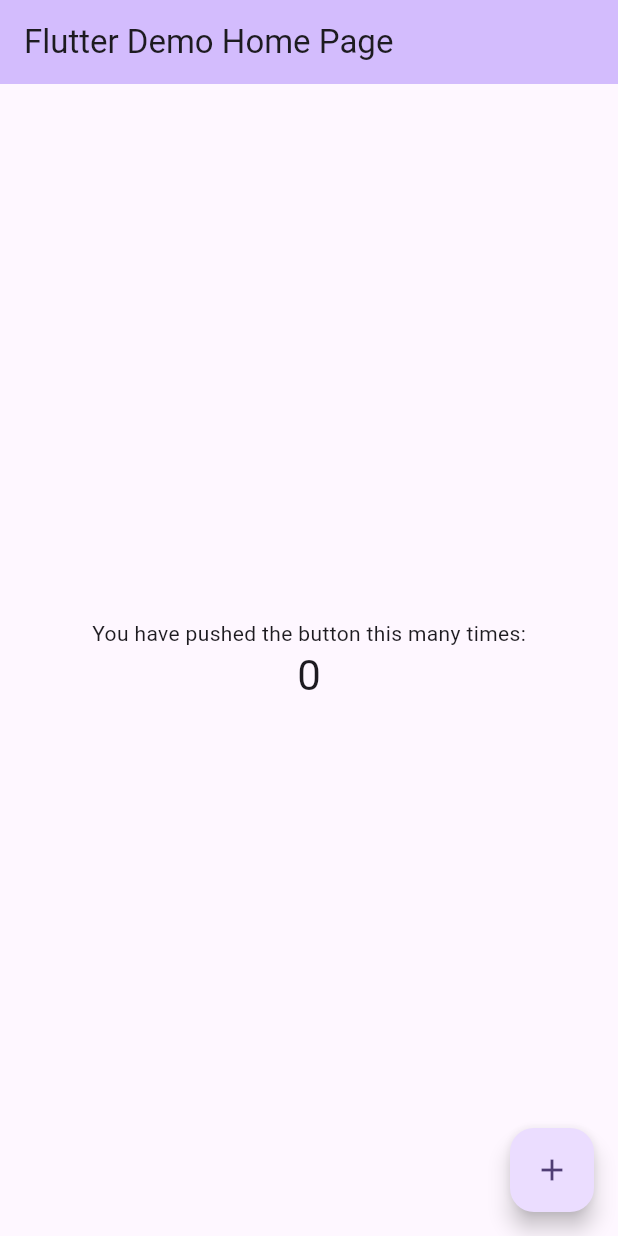
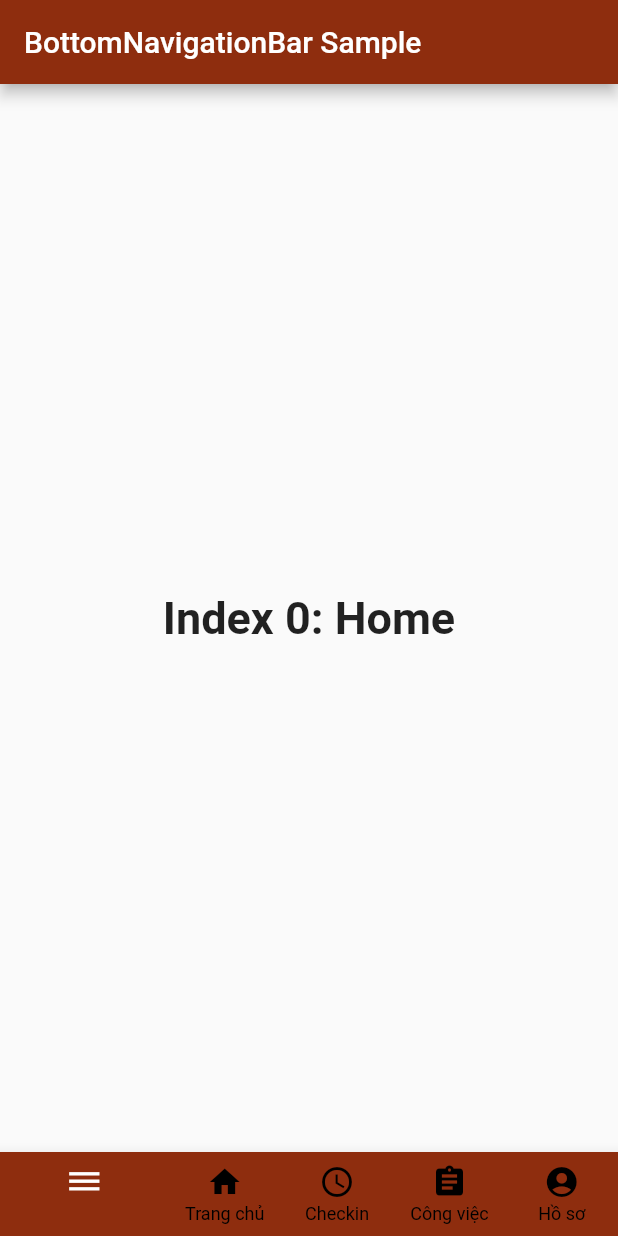
Before and after one commit to namtpregit/hrm_app, a Flutter app: the screen it shows after launch, on a phone screen of 412 x 824 dp. Run offline on Flutter 3.47's test engine with Material 2 defaults, Android fonts, the phone set to English and light mode, and no system bars.

Commit message:
navigation bottom

```diff
--- a/lib/main.dart
+++ b/lib/main.dart
@@ -1,125 +1,15 @@
 import 'package:flutter/material.dart';
+import 'package:hrm_app/widgets/navigation_bottom.dart';
 
-void main() {
-  runApp(const MyApp());
-}
+void main() => runApp(const BottomNavigationBarExampleApp());
 
-class MyApp extends StatelessWidget {
-  const MyApp({super.key});
+class BottomNavigationBarExampleApp extends StatelessWidget {
+  const BottomNavigationBarExampleApp({super.key});
 
-  // This widget is the root of your application.
   @override
   Widget build(BuildContext context) {
-    return MaterialApp(
-      title: 'Flutter Demo',
-      theme: ThemeData(
-        // This is the theme of your application.
-        //
-        // TRY THIS: Try running your application with "flutter run". You'll see
-        // the application has a blue toolbar. Then, without quitting the app,
-        // try changing the seedColor in the colorScheme below to Colors.green
-        // and then invoke "hot reload" (save your changes or press the "hot
-        // reload" button in a Flutter-supported IDE, or press "r" if you used
-        // the command line to start the app).
-        //
-        // Notice that the counter didn't reset back to zero; the application
-        // state is not lost during the reload. To reset the state, use hot
-        // restart instead.
-        //
-        // This works for code too, not just values: Most code changes can be
-        // tested with just a hot reload.
-        colorScheme: ColorScheme.fromSeed(seedColor: Colors.deepPurple),
-        useMaterial3: true,
-      ),
-      home: const MyHomePage(title: 'Flutter Demo Home Page'),
+    return const MaterialApp(
+      home: BottomNavigationBarExample(),
     );
   }
 }
-
-class MyHomePage extends StatefulWidget {
-  const MyHomePage({super.key, required this.title});
-
-  // This widget is the home page of your application. It is stateful, meaning
-  // that it has a State object (defined below) that contains fields that affect
-  // how it looks.
-
-  // This class is the configuration for the state. It holds the values (in this
-  // case the title) provided by the parent (in this case the App widget) and
-  // used by the build method of the State. Fields in a Widget subclass are
-  // always marked "final".
-
-  final String title;
-
-  @override
-  State<MyHomePage> createState() => _MyHomePageState();
-}
-
-class _MyHomePageState extends State<MyHomePage> {
-  int _counter = 0;
-
-  void _incrementCounter() {
-    setState(() {
-      // This call to setState tells the Flutter framework that something has
-      // changed in this State, which causes it to rerun the build method below
-      // so that the display can reflect the updated values. If we changed
-      // _counter without calling setState(), then the build method would not be
-      // called again, and so nothing would appear to happen.
-      _counter++;
-    });
-  }
-
-  @override
-  Widget build(BuildContext context) {
-    // This method is rerun every time setState is called, for instance as done
-    // by the _incrementCounter method above.
-    //
-    // The Flutter framework has been optimized to make rerunning build methods
-    // fast, so that you can just rebuild anything that needs updating rather
-    // than having to individually change instances of widgets.
-    return Scaffold(
-      appBar: AppBar(
-        // TRY THIS: Try changing the color here to a specific color (to
-        // Colors.amber, perhaps?) and trigger a hot reload to see the AppBar
-        // change color while the other colors stay the same.
-        backgroundColor: Theme.of(context).colorScheme.inversePrimary,
-        // Here we take the value from the MyHomePage object that was created by
-        // the App.build method, and use it to set our appbar title.
-        title: Text(widget.title),
-      ),
-      body: Center(
-        // Center is a layout widget. It takes a single child and positions it
-        // in the middle of the parent.
-        child: Column(
-          // Column is also a layout widget. It takes a list of children and
-          // arranges them vertically. By default, it sizes itself to fit its
-          // children horizontally, and tries to be as tall as its parent.
-          //
-          // Column has various properties to control how it sizes itself and
-          // how it positions its children. Here we use mainAxisAlignment to
-          // center the children vertically; the main axis here is the vertical
-          // axis because Columns are vertical (the cross axis would be
-          // horizontal).
-          //
-          // TRY THIS: Invoke "debug painting" (choose the "Toggle Debug Paint"
-          // action in the IDE, or press "p" in the console), to see the
-          // wireframe for each widget.
-          mainAxisAlignment: MainAxisAlignment.center,
-          children: <Widget>[
-            const Text(
-              'You have pushed the button this many times:',
-            ),
-            Text(
-              '$_counter',
-              style: Theme.of(context).textTheme.headlineMedium,
-            ),
-          ],
-        ),
-      ),
-      floatingActionButton: FloatingActionButton(
-        onPressed: _incrementCounter,
-        tooltip: 'Increment',
-        child: const Icon(Icons.add),
-      ), // This trailing comma makes auto-formatting nicer for build methods.
-    );
-  }
-}
--- /dev/null
+++ b/lib/widgets/navigation_bottom.dart
@@ -0,0 +1,91 @@
+import 'package:flutter/material.dart';
+
+class BottomNavigationBarExample extends StatefulWidget {
+  const BottomNavigationBarExample({super.key});
+
+  @override
+  State<BottomNavigationBarExample> createState() =>
+      _BottomNavigationBarExampleState();
+}
+
+class _BottomNavigationBarExampleState
+    extends State<BottomNavigationBarExample> {
+  int _selectedIndex = 0;
+  static const TextStyle optionStyle =
+  TextStyle(fontSize: 30, fontWeight: FontWeight.bold);
+  static const List<Widget> _widgetOptions = <Widget>[
+    Text(
+      'Index 0: Home',
+      style: optionStyle,
+    ),
+    Text(
+      'Index 1: Business',
+      style: optionStyle,
+    ),
+    Text(
+      'Index 2: School',
+      style: optionStyle,
+    ),
+    Text(
+      'Index 3: School',
+      style: optionStyle,
+    ),
+    Text(
+      'Index 3: School',
+      style: optionStyle,
+    ),
+  ];
+
+  void _onItemTapped(int index) {
+    setState(() {
+      _selectedIndex = index;
+    });
+  }
+
+  @override
+  Widget build(BuildContext context) {
+    return Scaffold(
+        appBar: AppBar(
+          backgroundColor: const Color(0xff8E2D0E),
+          title: const Text('BottomNavigationBar Sample'),
+        ),
+        body: Center(
+          child: _widgetOptions.elementAt(_selectedIndex),
+        ),
+        bottomNavigationBar: Theme(
+          data: Theme.of(context).copyWith(
+            canvasColor: const Color(0xff8E2D0E),
+            primaryColor: Colors.yellow,
+          ),
+          child: BottomNavigationBar(
+            showUnselectedLabels: true,
+            items: const <BottomNavigationBarItem>[
+              BottomNavigationBarItem(
+                icon: Icon(Icons.dehaze),
+                label: '',
+              ),
+              BottomNavigationBarItem(
+                icon: Icon(Icons.home),
+                label: 'Trang chủ',
+              ),
+              BottomNavigationBarItem(
+                icon: Icon(Icons.access_time),
+                label: 'Checkin',
+              ),
+              BottomNavigationBarItem(
+                icon: Icon(Icons.assignment),
+                label: 'Công việc',
+              ),
+              BottomNavigationBarItem(
+                icon: Icon(Icons.account_circle),
+                label: 'Hồ sơ',
+              ),
+            ],
+            currentIndex: _selectedIndex,
+            selectedItemColor: Colors.white,
+            unselectedItemColor: Colors.black,
+            onTap: _onItemTapped,
+          ),
+        ));
+  }
+}
```
Also changed, not shown: lib/ultils/colors.dart (added).
